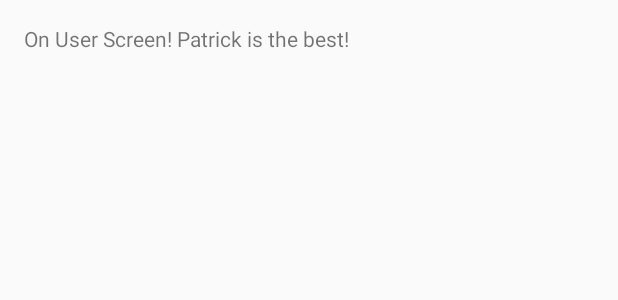
After one commit to amy-shu/waldo_android, an Android app: the layout activity_user_screen.xml on its own in the app's theme, with its tools: preview values and no code run, on a phone screen of 412 x 824 dp. The commit adds this screen. Shown: the top 300 px of the screen. Run offline under Robolectric (Android 15) with nearby library versions, the phone set to English and light mode, and no system bars.

Commit message:
added user_screen

```diff
--- a/app/src/main/AndroidManifest.xml
+++ b/app/src/main/AndroidManifest.xml
@@ -16,6 +16,10 @@
                 <category android:name="android.intent.category.LAUNCHER" />
             </intent-filter>
         </activity>
+        <activity
+            android:name=".User_screen"
+            android:label="@string/title_activity_user_screen" >
+        </activity>
     </application>
 
 </manifest>
--- /dev/null
+++ b/app/src/main/res/layout/activity_user_screen.xml
@@ -0,0 +1,12 @@
+<RelativeLayout xmlns:android="http://schemas.android.com/apk/res/android"
+    xmlns:tools="http://schemas.android.com/tools" android:layout_width="match_parent"
+    android:layout_height="match_parent" android:paddingLeft="@dimen/activity_horizontal_margin"
+    android:paddingRight="@dimen/activity_horizontal_margin"
+    android:paddingTop="@dimen/activity_vertical_margin"
+    android:paddingBottom="@dimen/activity_vertical_margin"
+    tools:context="com.example.amy.waldo.User_screen">
+
+    <TextView android:text="@string/user_screen" android:layout_width="wrap_content"
+        android:layout_height="wrap_content" />
+
+</RelativeLayout>
--- a/app/src/main/res/values/strings.xml
+++ b/app/src/main/res/values/strings.xml
@@ -4,5 +4,6 @@
     <string name="app_name">Waldo</string>
     <string name="hello_world">Hello world!</string>
     <string name="action_settings">Settings</string>
+    <string name="user_screen">On User Screen! Patrick is the best!</string>
 
 </resources>
```
Also changed, not shown: app/src/main/java/com/example/amy/waldo/User_screen.java (added, +39 -0 lines), app/src/main/res/menu/menu_user_screen.xml (added, +7 -0 lines), 1 other file.
